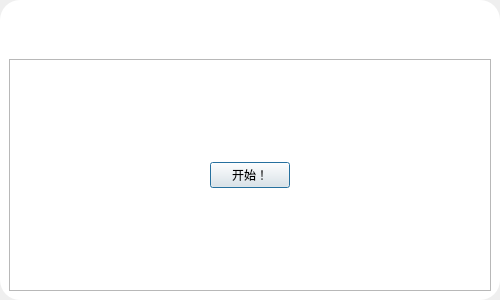
This is src/gui/design/WindowDialogNewSubTask.ui in Icexbb/SekaiSubtitle-Python as Qt 5 draws it before an edit. The edited form follows.
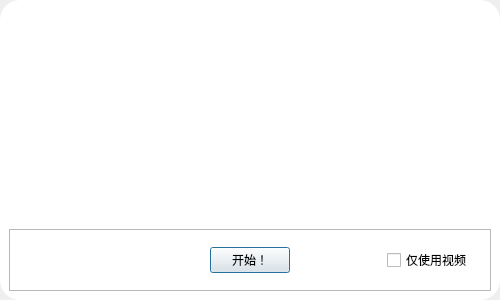
This is the edited form.

Commit message: BugFix No task submit after task created

```diff
--- a/src/gui/design/WindowDialogNewSubTask.ui
+++ b/src/gui/design/WindowDialogNewSubTask.ui
@@ -57,19 +57,38 @@
 QLabel{font: 12pt &quot;Microsoft YaHei UI&quot;;}
 QGroupBox{background-color: rgba(204, 204, 204,50);border-color: rgb(204, 204, 204);border-size: 1px;border-radius:20px;}</string>
      </property>
-     <layout class="QVBoxLayout" name="verticalLayout" stretch="0,1">
+     <layout class="QVBoxLayout" name="verticalLayout" stretch="0,0,1">
       <property name="topMargin">
        <number>35</number>
       </property>
       <item>
        <widget class="QFrame" name="SelectBox">
+        <property name="sizePolicy">
+         <sizepolicy hsizetype="Preferred" vsizetype="Maximum">
+          <horstretch>0</horstretch>
+          <verstretch>0</verstretch>
+         </sizepolicy>
+        </property>
         <layout class="QVBoxLayout" name="SelectBoxLayout"/>
        </widget>
       </item>
+      <item>
+       <spacer name="verticalSpacer">
+        <property name="orientation">
+         <enum>Qt::Vertical</enum>
+        </property>
+        <property name="sizeHint" stdset="0">
+         <size>
+          <width>20</width>
+          <height>40</height>
+         </size>
+        </property>
+       </spacer>
+      </item>
       <item>
        <widget class="QFrame" name="EmitFrame">
         <property name="sizePolicy">
-         <sizepolicy hsizetype="Preferred" vsizetype="Minimum">
+         <sizepolicy hsizetype="Preferred" vsizetype="Maximum">
           <horstretch>0</horstretch>
           <verstretch>0</verstretch>
          </sizepolicy>
@@ -81,6 +100,25 @@
          <enum>QFrame::Raised</enum>
         </property>
         <layout class="QHBoxLayout" name="horizontalLayout_4">
+         <item>
+          <widget class="QWidget" name="widget" native="true">
+           <layout class="QHBoxLayout" name="horizontalLayout_2">
+            <item>
+             <spacer name="horizontalSpacer_2">
+              <property name="orientation">
+               <enum>Qt::Horizontal</enum>
+              </property>
+              <property name="sizeHint" stdset="0">
+               <size>
+                <width>167</width>
+                <height>20</height>
+               </size>
+              </property>
+             </spacer>
+            </item>
+           </layout>
+          </widget>
+         </item>
          <item>
           <widget class="QPushButton" name="EmitButton">
            <property name="sizePolicy">
@@ -94,6 +132,32 @@
            </property>
           </widget>
          </item>
+         <item>
+          <widget class="QWidget" name="widget_2" native="true">
+           <layout class="QHBoxLayout" name="horizontalLayout">
+            <item>
+             <spacer name="horizontalSpacer">
+              <property name="orientation">
+               <enum>Qt::Horizontal</enum>
+              </property>
+              <property name="sizeHint" stdset="0">
+               <size>
+                <width>40</width>
+                <height>20</height>
+               </size>
+              </property>
+             </spacer>
+            </item>
+            <item>
+             <widget class="QCheckBox" name="DryRunCheck">
+              <property name="text">
+               <string>仅使用视频</string>
+              </property>
+             </widget>
+            </item>
+           </layout>
+          </widget>
+         </item>
         </layout>
        </widget>
       </item>
```
The commit also changes 8 other files.
